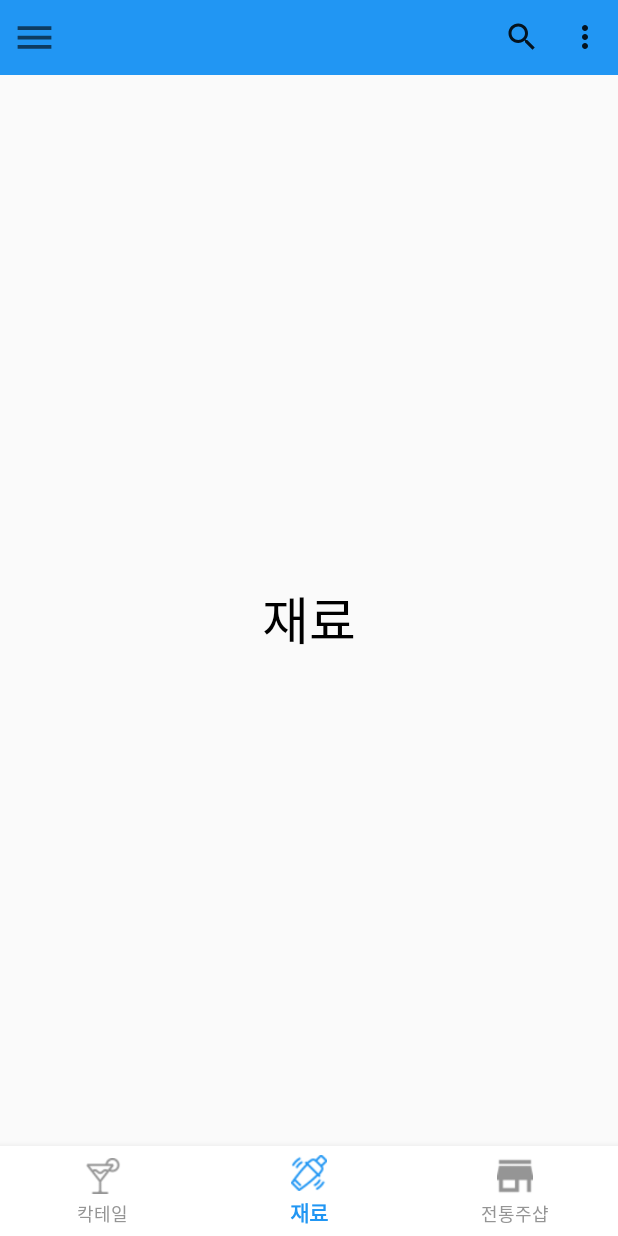
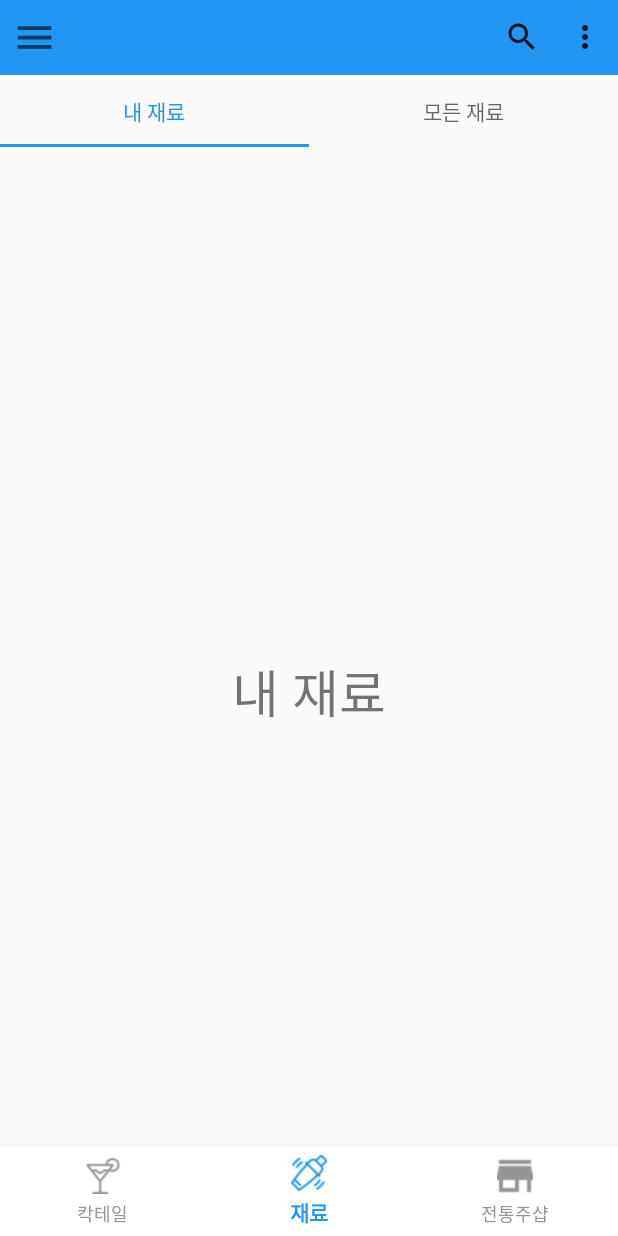
Before and after one commit to gyeom-yee/JavaAppKt, an Android app: the screen it shows after launch (MainActivity), item 2 of the bottom bar chosen, on a phone screen of 412 x 824 dp. Run offline under Robolectric (Android 15) with nearby library versions, the phone set to English and light mode, and no system bars.

Commit message:
Tablayout2 commit

```diff
--- /dev/null
+++ b/app/src/main/java/com/example/javaappkt/FragMyIngredient.kt
@@ -0,0 +1,21 @@
+package com.example.javaappkt
+
+import android.os.Bundle
+import android.view.LayoutInflater
+import android.view.View
+import android.view.ViewGroup
+import androidx.fragment.app.Fragment
+import com.example.javaappkt.databinding.FragAllCocktailBinding
+import com.example.javaappkt.databinding.FragMyIngredientBinding
+
+class FragMyIngredient : Fragment() {
+
+    private var mBinding : FragMyIngredientBinding? = null
+    private val binding get() = mBinding!!
+
+    override fun onCreateView(inflater: LayoutInflater, container: ViewGroup?, savedInstanceState: Bundle?): View? {
+        mBinding = FragMyIngredientBinding.inflate(inflater, container, false)
+
+        return binding.root
+    }
+}
--- a/app/src/main/java/com/example/javaappkt/Fragment1.kt
+++ b/app/src/main/java/com/example/javaappkt/Fragment1.kt
@@ -18,7 +18,7 @@ class Fragment1 : Fragment() {
         mBinding = FragCocktailBinding.inflate(inflater,container,false)
 
         // 탭 설정
-        binding.tabLayout.addOnTabSelectedListener(object : TabLayout.OnTabSelectedListener {
+        binding.tabLayoutCock.addOnTabSelectedListener(object : TabLayout.OnTabSelectedListener {
             override fun onTabSelected(tab: TabLayout.Tab?) {
                 // 탭이 선택되었을때
             }
@@ -33,12 +33,12 @@ class Fragment1 : Fragment() {
         })
 
         // 뷰페이저에 어댑터 연결
-        binding.pager.adapter = ViewPagerAdapter(requireActivity())
+        binding.pagerCock.adapter = ViewPagerAdapter1(requireActivity())
         //탭과 뷰페이저 연결, 여기서 새로운 탭 다시 만드므로 레이아웃에서 꾸미지말고 여기서 꾸며야 함
-        TabLayoutMediator(binding.tabLayout, binding.pager) {tab, position ->
+        TabLayoutMediator(binding.tabLayoutCock, binding.pagerCock) {tab, position ->
             when(position) {
-                0 -> tab.text = "My Cocktail"
-                1 -> tab.text = "All Cocktail"
+                0 -> tab.text = "내 칵테일"
+                1 -> tab.text = "모든 칵테일"
             }
         }.attach()
 
--- a/app/src/main/java/com/example/javaappkt/Fragment2.kt
+++ b/app/src/main/java/com/example/javaappkt/Fragment2.kt
@@ -6,6 +6,8 @@ import android.view.View
 import android.view.ViewGroup
 import androidx.fragment.app.Fragment
 import com.example.javaappkt.databinding.FragIngredientBinding
+import com.google.android.material.tabs.TabLayout
+import com.google.android.material.tabs.TabLayoutMediator
 
 class Fragment2 : Fragment() {
 
@@ -14,6 +16,29 @@ class Fragment2 : Fragment() {
 
     override fun onCreateView(inflater: LayoutInflater, container: ViewGroup?, savedInstanceState: Bundle?): View? {
         mBinding = FragIngredientBinding.inflate(inflater,container,false)
+
+        binding.tabLayoutIngredient.addOnTabSelectedListener(object : TabLayout.OnTabSelectedListener {
+            override fun onTabSelected(tab: TabLayout.Tab?) {
+                // 탭이 선택되었을때
+            }
+
+            override fun onTabUnselected(tab: TabLayout.Tab?) {
+                // 탭이 선택되지 않은 상태로 변경 되었을 때
+            }
+
+            override fun onTabReselected(tab: TabLayout.Tab?) {
+                //이미 선택된 탭이 다시 선택 되었을 때
+            }
+        })
+
+        binding.pagerIngredient.adapter = ViewPagerAdapter2(requireActivity())
+        TabLayoutMediator(binding.tabLayoutIngredient, binding.pagerIngredient) {tab, position ->
+            when(position) {
+                0 -> tab.text = "내 재료"
+                1 -> tab.text = "모든 재료"
+            }
+        }.attach()
+
         return binding.root
     }
 
--- a/app/src/main/java/com/example/javaappkt/FragmentAll.kt
+++ /dev/null
@@ -1,6 +0,0 @@
-package com.example.javaappkt
-
-import androidx.fragment.app.Fragment
-
-class FragmentAll :Fragment() {
-}
--- a/app/src/main/java/com/example/javaappkt/FragmentMy.kt
+++ /dev/null
@@ -1,6 +0,0 @@
-package com.example.javaappkt
-
-import androidx.fragment.app.Fragment
-
-class FragmentMy : Fragment() {
-}
--- /dev/null
+++ b/app/src/main/java/com/example/javaappkt/FragmentMyCock.kt
@@ -0,0 +1,19 @@
+package com.example.javaappkt
+
+import android.os.Bundle
+import android.view.LayoutInflater
+import android.view.View
+import android.view.ViewGroup
+import androidx.fragment.app.Fragment
+import com.example.javaappkt.databinding.FragMyCocktailBinding
+
+class FragmentMyCock : Fragment() {
+
+    private var mBinding : FragMyCocktailBinding? = null
+    private val binding get() = mBinding!!
+
+    override fun onCreateView(inflater: LayoutInflater, container: ViewGroup?, savedInstanceState: Bundle?): View? {
+        mBinding = FragMyCocktailBinding.inflate(inflater, container, false)
+        return binding.root
+    }
+}
--- /dev/null
+++ b/app/src/main/java/com/example/javaappkt/ViewPagerAdapter1.kt
@@ -0,0 +1,15 @@
+package com.example.javaappkt
+
+import androidx.fragment.app.Fragment
+import androidx.fragment.app.FragmentActivity
+import androidx.viewpager2.adapter.FragmentStateAdapter
+
+class ViewPagerAdapter1 (fragment : FragmentActivity) : FragmentStateAdapter(fragment) {
+    override fun getItemCount(): Int = 2
+    override fun createFragment(position: Int): Fragment {
+        return when (position) {
+            0 -> FragmentMyCock()
+            else -> FragmentAllCock()
+        }
+    }
+}
--- a/app/src/main/java/com/example/javaappkt/ViewPagerAdapter.kt
+++ b/app/src/main/java/com/example/javaappkt/ViewPagerAdapter2.kt
@@ -4,13 +4,12 @@ import androidx.fragment.app.Fragment
 import androidx.fragment.app.FragmentActivity
 import androidx.viewpager2.adapter.FragmentStateAdapter
 
-class ViewPagerAdapter (fragment : FragmentActivity) : FragmentStateAdapter(fragment) {
+class ViewPagerAdapter2 (fragment : FragmentActivity) : FragmentStateAdapter(fragment) {
     override fun getItemCount(): Int = 2
-
     override fun createFragment(position: Int): Fragment {
         return when (position) {
-            0 -> FragmentMy()
-            else -> FragmentAll()
+            0 -> FragMyIngredient()
+            else -> FragAllIngredient()
         }
     }
 }
--- a/app/src/main/res/layout/frag_ingredient.xml
+++ b/app/src/main/res/layout/frag_ingredient.xml
@@ -5,15 +5,36 @@
     android:layout_width="match_parent"
     android:layout_height="match_parent">
 
-    <TextView
-        android:id="@+id/textView"
-        android:layout_width="wrap_content"
+    <com.google.android.material.tabs.TabLayout
+        android:id="@+id/tabLayoutIngredient"
+        android:layout_width="match_parent"
         android:layout_height="wrap_content"
-        android:text="재료"
-        android:textColor="#000000"
-        android:textSize="34sp"
+        android:layout_marginTop="50dp"
+        app:layout_constraintEnd_toEndOf="parent"
+        app:layout_constraintHorizontal_bias="0.0"
+        app:layout_constraintStart_toStartOf="parent"
+        app:layout_constraintTop_toTopOf="parent"
+        app:tabIndicatorColor="#2196F3"
+        app:tabSelectedTextColor="#2196F3">
+
+        <com.google.android.material.tabs.TabItem
+            android:layout_width="wrap_content"
+            android:layout_height="wrap_content"
+            android:text="My Ingredient" />
+
+        <com.google.android.material.tabs.TabItem
+            android:layout_width="wrap_content"
+            android:layout_height="wrap_content"
+            android:text="All Ingredient" />
+
+    </com.google.android.material.tabs.TabLayout>
+
+    <androidx.viewpager2.widget.ViewPager2
+        android:id="@+id/pagerIngredient"
+        android:layout_width="0dp"
+        android:layout_height="0dp"
         app:layout_constraintBottom_toBottomOf="parent"
         app:layout_constraintEnd_toEndOf="parent"
         app:layout_constraintStart_toStartOf="parent"
-        app:layout_constraintTop_toTopOf="parent" />
+        app:layout_constraintTop_toBottomOf="@+id/tabLayoutIngredient" />
 </androidx.constraintlayout.widget.ConstraintLayout>
--- /dev/null
+++ b/app/src/main/res/layout/frag_my_ingredient.xml
@@ -0,0 +1,18 @@
+<?xml version="1.0" encoding="utf-8"?>
+<androidx.constraintlayout.widget.ConstraintLayout xmlns:android="http://schemas.android.com/apk/res/android"
+    xmlns:app="http://schemas.android.com/apk/res-auto"
+    xmlns:tools="http://schemas.android.com/tools"
+    android:layout_width="match_parent"
+    android:layout_height="match_parent">
+
+    <TextView
+        android:id="@+id/textView3"
+        android:layout_width="wrap_content"
+        android:layout_height="wrap_content"
+        android:text="내 재료"
+        android:textSize="34sp"
+        app:layout_constraintBottom_toBottomOf="parent"
+        app:layout_constraintEnd_toEndOf="parent"
+        app:layout_constraintStart_toStartOf="parent"
+        app:layout_constraintTop_toTopOf="parent" />
+</androidx.constraintlayout.widget.ConstraintLayout>
--- a/app/src/main/res/menu/tb_menu.xml
+++ b/app/src/main/res/menu/tb_menu.xml
@@ -9,12 +9,12 @@
 
         <item
             android:id="@+id/tbAddCocktail"
-            android:title="Create an cocktail"
+            android:title="칵테일 추가하기"
             app:showAsAction="never"/>
 
         <item
             android:id="@+id/tbAddIngredient"
-            android:title="Create an ingredient"
+            android:title="재료 추가하기"
             app:showAsAction="never"/>
 
 </menu>
```
Also changed, not shown: app/src/main/java/com/example/javaappkt/FragAllIngredient.kt (added, +20 -0 lines), app/src/main/java/com/example/javaappkt/FragmentAllCock.kt (added, +19 -0 lines), app/src/main/res/layout/frag_all_cocktail.xml (added, +18 -0 lines), app/src/main/res/layout/frag_all_ingredient.xml (added, +18 -0 lines), app/src/main/res/layout/frag_cocktail.xml (+7 -5 lines), app/src/main/res/layout/frag_my_cocktail.xml (added, +18 -0 lines), app/src/main/res/menu/navi_menu.xml (+12 -8 lines).
